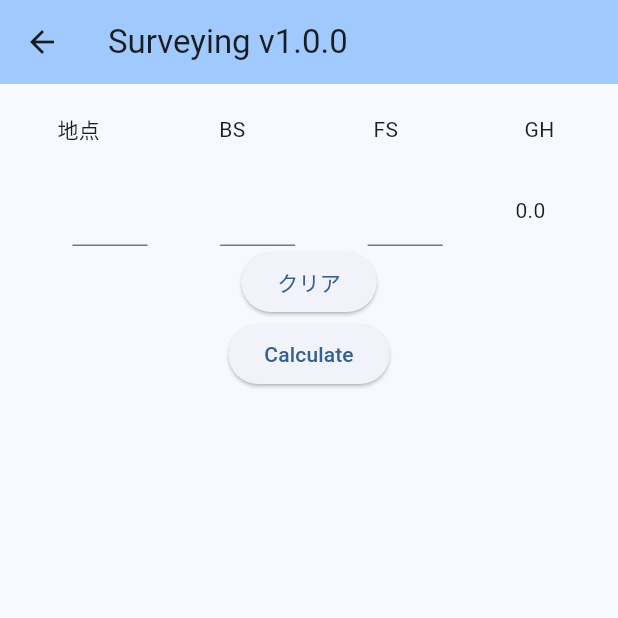
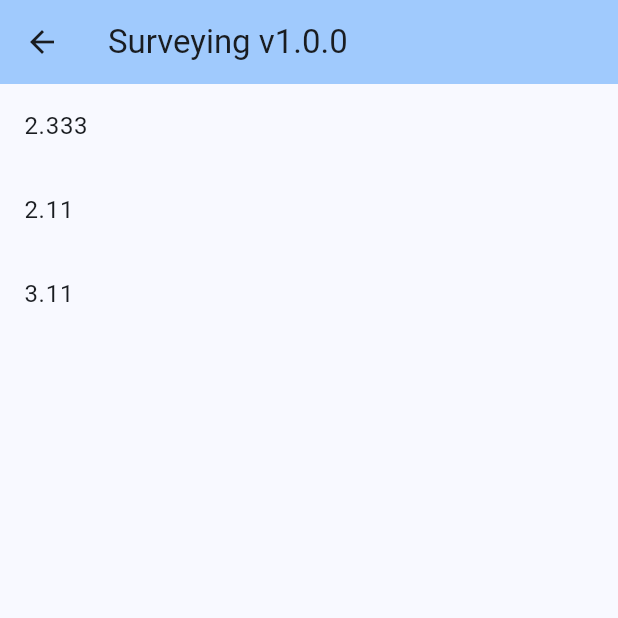
Before and after one commit to snrnapa/surveying_flutter, a Flutter app: the Surveying screen opened directly, on a phone screen of 412 x 824 dp, the top half of it. Run offline on Flutter 3.47's test engine with Material 2 defaults, Android fonts, the phone set to English and light mode, and no system bars.

Commit message:
リストで作成するように変更

```diff
--- a/lib/surveying.dart
+++ b/lib/surveying.dart
@@ -9,6 +9,9 @@ class Surveying extends StatefulWidget {
 }
 
 class _ToDoListPageState extends State<Surveying> {
+  List<double> bsList = [2.333, 2.11, 3.11];
+  List<double> fsList = [];
+
   double bs = 0;
   double fs = 0;
   double gh = 0;
@@ -32,99 +35,13 @@ class _ToDoListPageState extends State<Surveying> {
           backgroundColor: Theme.of(context).colorScheme.inversePrimary,
           title: Text("Surveying v1.0.0"),
         ),
-        body: Column(
-          children: <Widget>[
-            // Headerを実装している
-            Row(
-              mainAxisAlignment: MainAxisAlignment.spaceEvenly,
-              children: <Widget>[
-                Container(
-                  alignment: Alignment.center, // 子Widgetの配置
-                  margin: const EdgeInsets.all(10.0), // 外側余白
-                  padding: const EdgeInsets.all(10.0), // 内側余白
-                  width: 80,
-                  child: Text("地点"),
-                ),
-                Container(
-                  alignment: Alignment.center, // 子Widgetの配置
-                  margin: const EdgeInsets.all(10.0), // 外側余白
-                  padding: const EdgeInsets.all(10.0), // 内側余白
-                  width: 80,
-                  child: Text("BS"),
-                ),
-                Container(
-                  alignment: Alignment.center, // 子Widgetの配置
-                  margin: const EdgeInsets.all(10.0), // 外側余白
-                  padding: const EdgeInsets.all(10.0), // 内側余白
-                  width: 80,
-                  child: Text("FS"),
-                ),
-                Container(
-                  alignment: Alignment.center, // 子Widgetの配置
-                  margin: const EdgeInsets.all(10.0), // 外側余白
-                  padding: const EdgeInsets.all(10.0), // 内側余白
-                  width: 80,
-                  child: Text("GH"),
-                )
-              ],
-            ),
-            // 表を実装している。
-            for (int i = 0; i < 1; i++) ...[
-              Row(
-                mainAxisAlignment: MainAxisAlignment.spaceEvenly,
-                children: <Widget>[
-                  Container(
-                    width: 50,
-                    child: TextField(
-                      controller: _pointController,
-                      decoration: InputDecoration(
-                        border: UnderlineInputBorder(),
-                      ),
-                    ),
-                  ),
-                  Container(
-                    width: 50,
-                    child: TextField(
-                      controller: _backSightController,
-                      decoration: InputDecoration(
-                        border: UnderlineInputBorder(),
-                      ),
-                    ),
-                  ),
-                  Container(
-                    width: 50,
-                    child: TextField(
-                      controller: _frontSightController,
-                      decoration: InputDecoration(
-                        border: UnderlineInputBorder(),
-                      ),
-                    ),
-                  ),
-                  Text("${gh}")
-                ],
-              ),
-            ],
-            ElevatedButton(
-              onPressed: () {
-                setState(() {
-                  _pointController.clear();
-                  _backSightController.clear();
-                  _frontSightController.clear();
-                });
-              },
-              child: const Text('クリア'),
-            ),
-            ElevatedButton(
-              onPressed: () {
-                setState(() {
-                  bs = double.parse(_backSightController.text);
-                  fs = double.parse(_frontSightController.text);
-                  CalculateGroundHeight();
-                });
-              },
-              child: const Text('Calculate'),
-            ),
-          ],
+        body: ListView.builder(
+          itemCount: bsList.length,
+          itemBuilder: (context, index) {
+            return ListTile(
+              title: Text('${bsList[index]}'),
+            );
+          },
         ),
       ),
     );
```
